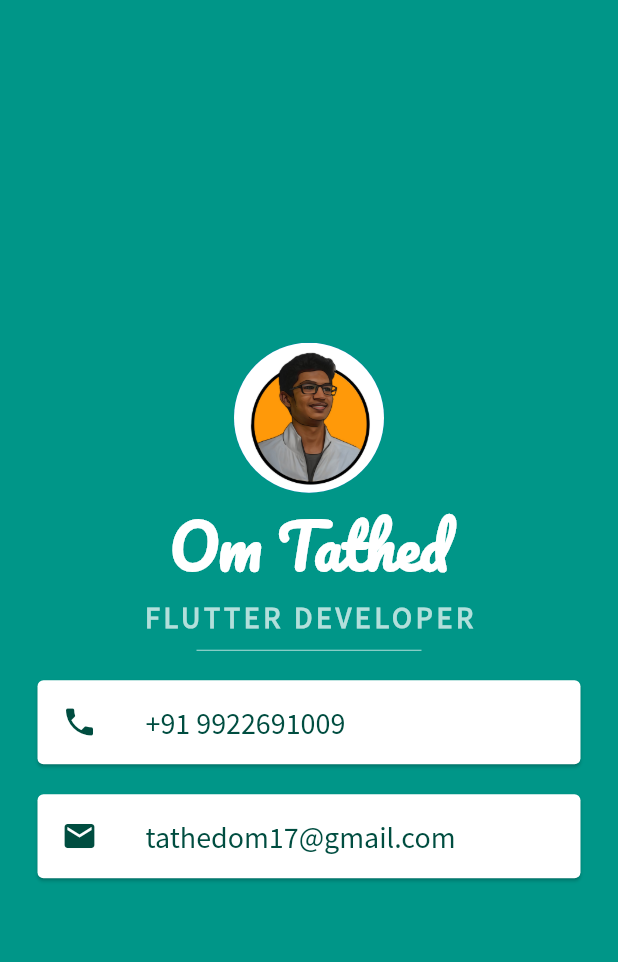
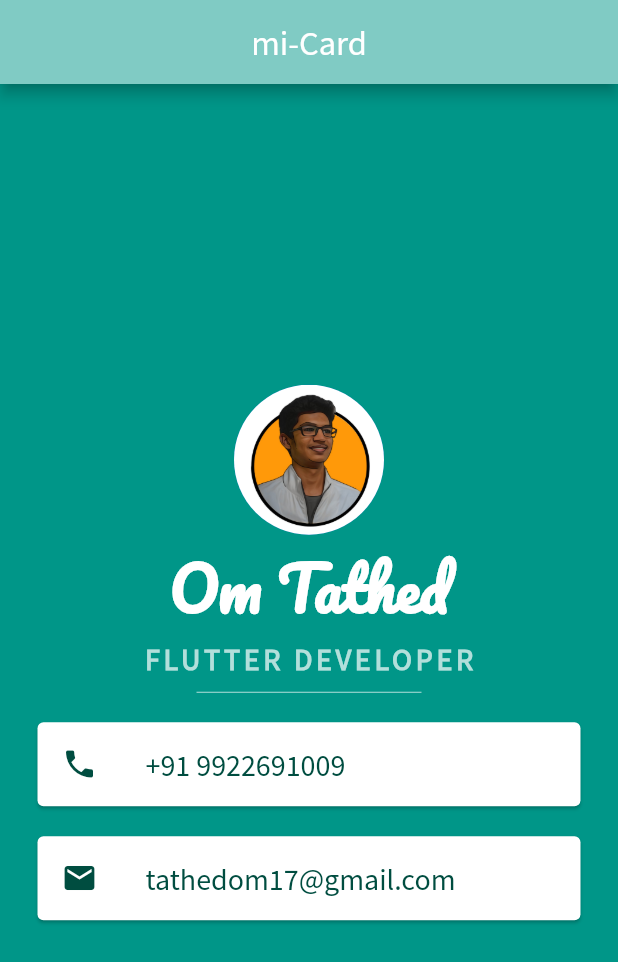
Before and after one commit to G-Shack/flutter-mi_card, a Flutter app: the screen it shows after launch, on a phone screen of 412 x 824 dp. Shown: the top 962 px of the screen. Run offline on Flutter 3.47's test engine with Material 2 defaults, Android fonts, the light colour scheme and no system bars.

Commit message:
personalized a bit

```diff
--- a/lib/main.dart
+++ b/lib/main.dart
@@ -13,6 +13,17 @@ class MyApp extends StatelessWidget {
       debugShowCheckedModeBanner: false,
       home: Scaffold(
         backgroundColor: Colors.teal,
+        appBar: AppBar(
+          title: Text(
+            "mi-Card",
+            style: TextStyle(
+              fontFamily: 'SourceSansPro',
+              fontSize: 23.0,
+            ),
+          ),
+          backgroundColor: Colors.teal[200],
+          centerTitle: true,
+        ),
         body: SafeArea(
           child: Column(
             mainAxisAlignment: MainAxisAlignment.center,
```
